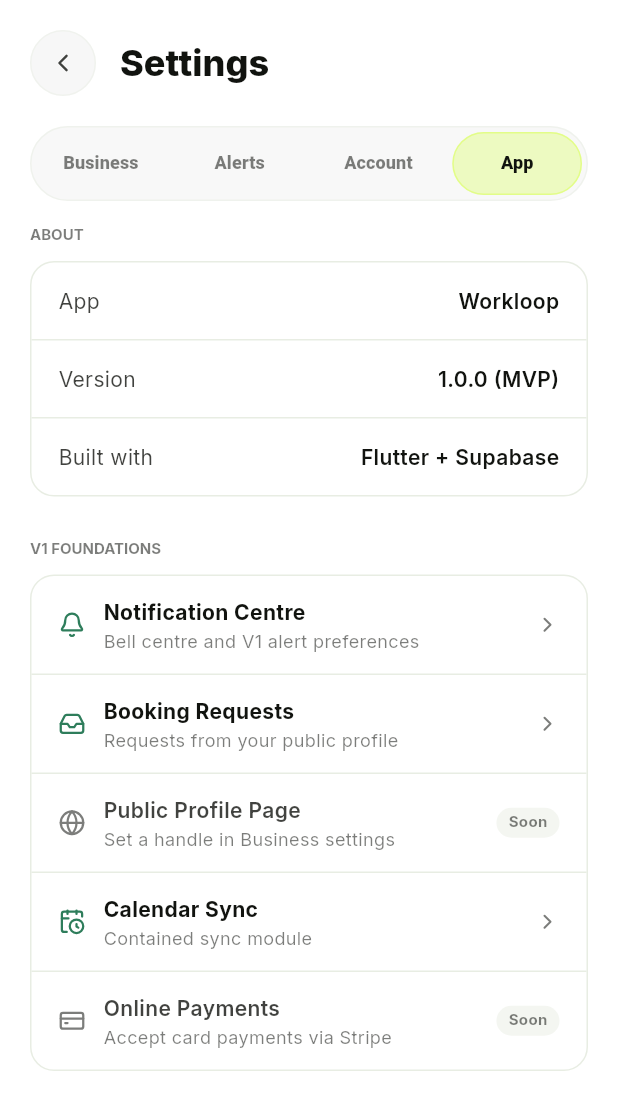
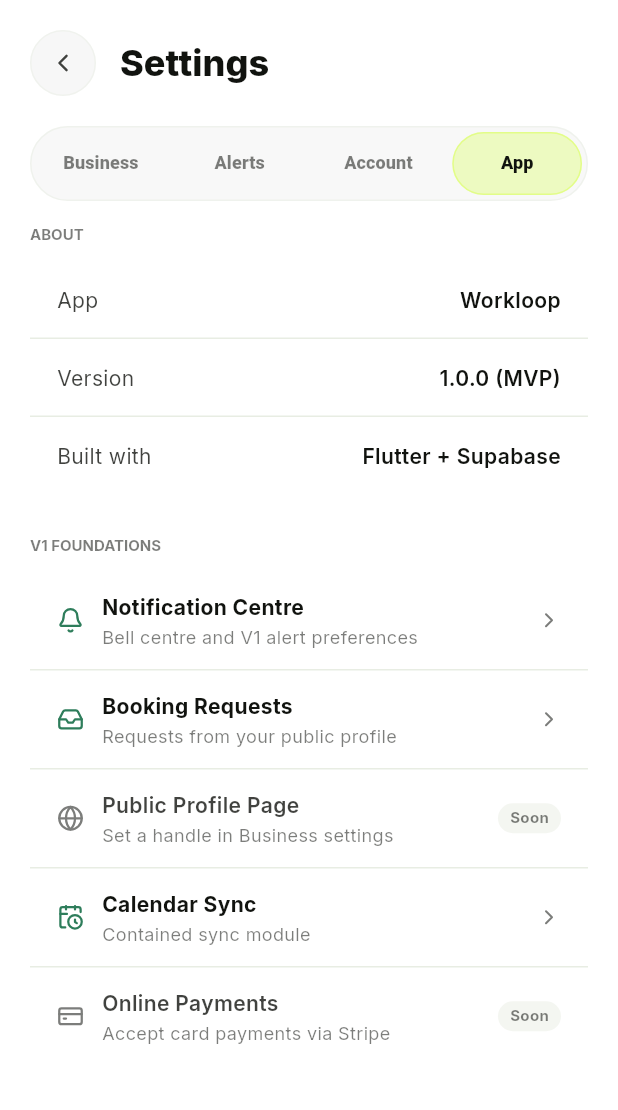
Before and after one commit to Slateapp789/Slate, a Flutter app: the SettingsScreen screen opened directly, tab 4 chosen, on a phone screen of 412 x 824 dp. Shown: the top 1110 px of the screen. Run offline on Flutter 3.47's test engine with Material 3 defaults, Android fonts, the phone set to English and light mode, and no system bars; our stand-ins replace flutter_riverpod, go_router, google_fonts, lucide_icons, supabase_flutter; accounts and stored records are empty; network calls fail; statements that could not run were skipped.

Commit message:
Refine settings list chrome

```diff
--- a/lib/features/settings/widgets/settings_app_tab.dart
+++ b/lib/features/settings/widgets/settings_app_tab.dart
@@ -17,13 +17,7 @@
       children: [
         sectionLabel('About'),
         const SizedBox(height: 10),
-        Container(
-          decoration: BoxDecoration(
-            color: AppColors.bgCard,
-            borderRadius: BorderRadius.circular(16),
-            border: Border.all(color: AppColors.border),
-          ),
-          child: Column(
+        Column(
           children: [
             infoRow('App', 'Workloop'),
             Divider(height: 1, color: AppColors.border),
@@ -32,18 +26,11 @@
             infoRow('Built with', 'Flutter + Supabase'),
           ],
         ),
-        ),
         const SizedBox(height: 28),
 
         sectionLabel('V1 Foundations'),
         const SizedBox(height: 10),
-        Container(
-          decoration: BoxDecoration(
-            color: AppColors.bgCard,
-            borderRadius: BorderRadius.circular(16),
-            border: Border.all(color: AppColors.border),
-          ),
-          child: Column(
+        Column(
           children: [
             _actionRow(
               context,
@@ -100,7 +87,6 @@
               'Accept card payments via Stripe',
             ),
           ],
-          ),
         ),
       ],
     );
```
Also changed, not shown: lib/features/settings/widgets/settings_services_section.dart (+31 -59 lines), 3 other files. Lines whose indentation alone changed are shown as unchanged.
